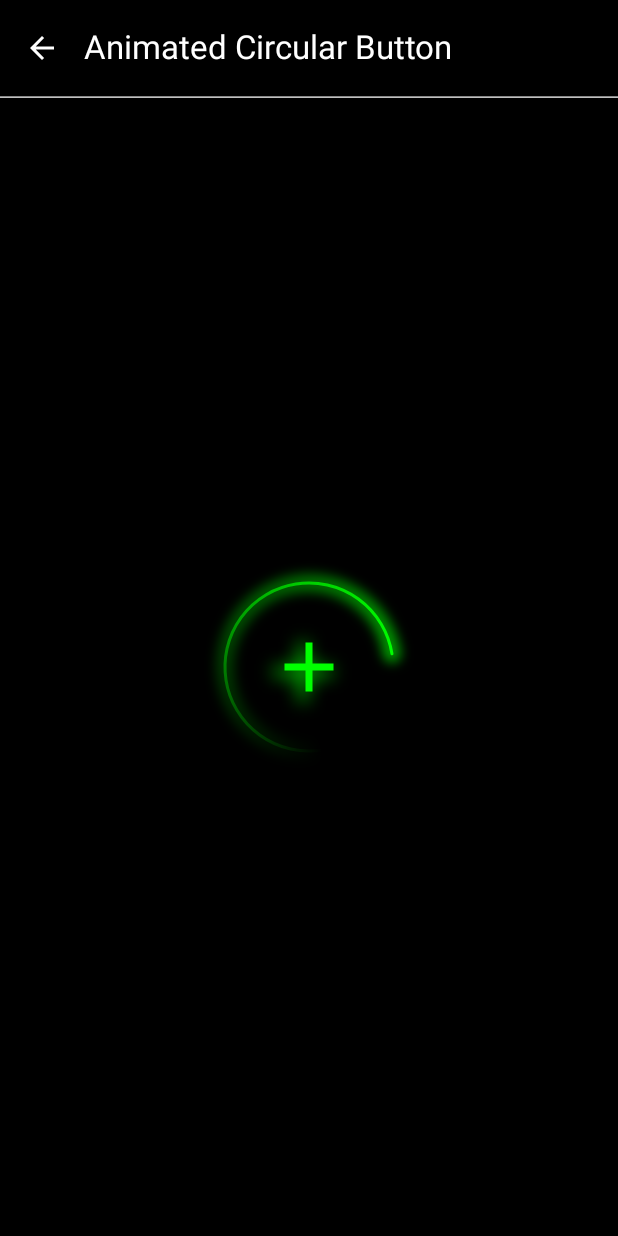
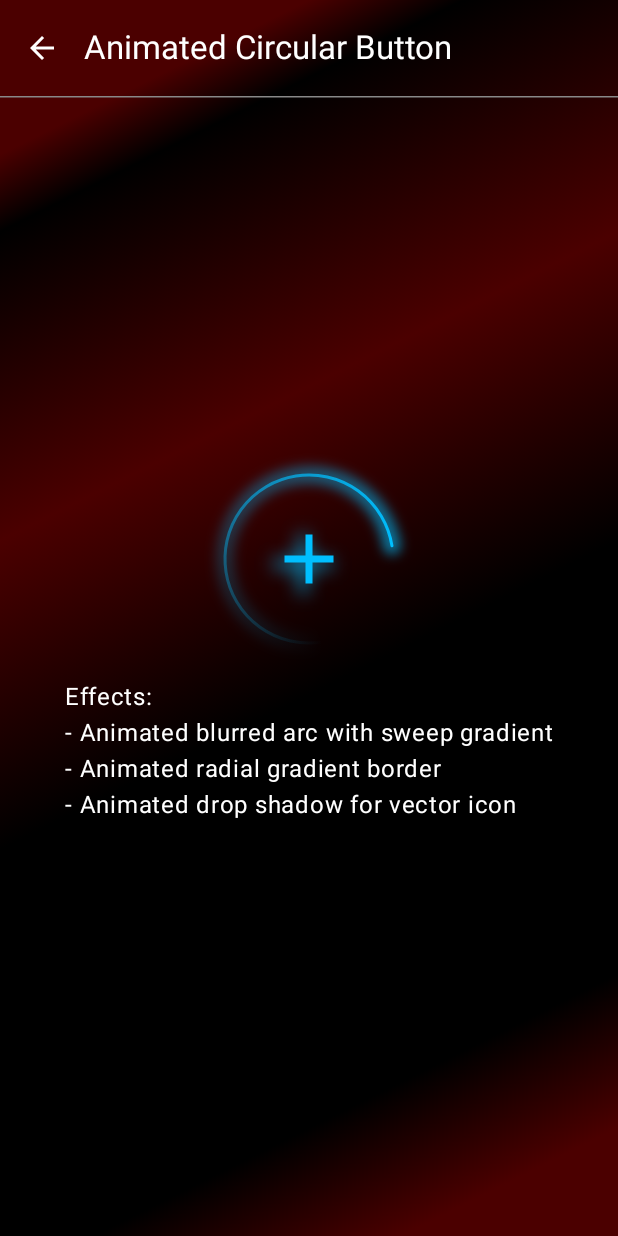
Before and after one commit to yuriyskulskiy/android-compose-playground, an Android app built with Jetpack Compose: the AnimatedCircularBtnScreen screen opened through its navigation route, after a tap on "Add", on a phone screen of 412 x 824 dp. Run offline under Robolectric (Android 15) with nearby library versions, the phone set to English and light mode, and no system bars; our stand-ins replace Dagger/Hilt's generated code.

Commit message:
Move up image vector to the box argument.

```diff
--- a/app/src/main/java/com/skul/yuriy/composeplayground/feature/animatedCircularButton/AnimatedCircularBtnScreen.kt
+++ b/app/src/main/java/com/skul/yuriy/composeplayground/feature/animatedCircularButton/AnimatedCircularBtnScreen.kt
@@ -4,6 +4,7 @@ import androidx.compose.foundation.background
 import androidx.compose.foundation.layout.Column
 import androidx.compose.foundation.layout.fillMaxSize
 import androidx.compose.foundation.layout.fillMaxWidth
+import androidx.compose.foundation.layout.navigationBarsPadding
 import androidx.compose.runtime.Composable
 import androidx.compose.ui.Modifier
 import androidx.compose.ui.graphics.Color
@@ -11,23 +12,29 @@ import androidx.compose.ui.res.stringResource
 import androidx.navigation.NavController
 import com.skul.yuriy.composeplayground.LocalNavController
 import com.skul.yuriy.composeplayground.R
+import com.skul.yuriy.composeplayground.util.cornerRedLinearGradient2
 import com.skul.yuriy.composeplayground.util.regularComponents.CustomTopAppBar
 
 @Composable
 fun AnimatedCircularBtnScreen() {
     val navController: NavController = LocalNavController.current
-    Column(modifier = Modifier.fillMaxSize()) {
+    Column(
+        modifier = Modifier
+            .fillMaxSize()
+            .background(brush = cornerRedLinearGradient2())
+            .navigationBarsPadding()
+    ) {
 
         CustomTopAppBar(
             modifier = Modifier.fillMaxWidth(),
             onNavUp = { navController.navigateUp() },
+            containerColor = Color.Transparent,
             title = stringResource(R.string.animated_circular_button)
         )
 
         AnimatedCircleButtonScreenContent(
             modifier = Modifier
                 .fillMaxSize()
-                .background(Color.Black)
         )
     }
 }
--- a/app/src/main/java/com/skul/yuriy/composeplayground/feature/animatedCircularButton/ScreenContent.kt
+++ b/app/src/main/java/com/skul/yuriy/composeplayground/feature/animatedCircularButton/ScreenContent.kt
@@ -11,13 +11,17 @@ import androidx.compose.foundation.background
 import androidx.compose.foundation.clickable
 import androidx.compose.foundation.interaction.MutableInteractionSource
 import androidx.compose.foundation.interaction.collectIsPressedAsState
+import androidx.compose.foundation.layout.Arrangement
 import androidx.compose.foundation.layout.Box
+import androidx.compose.foundation.layout.Column
 import androidx.compose.foundation.layout.offset
+import androidx.compose.foundation.layout.padding
 import androidx.compose.foundation.layout.size
 import androidx.compose.foundation.shape.CircleShape
 import androidx.compose.material.icons.Icons
 import androidx.compose.material.icons.filled.Add
 import androidx.compose.material3.Icon
+import androidx.compose.material3.Text
 import androidx.compose.runtime.Composable
 import androidx.compose.runtime.DisposableEffect
 import androidx.compose.runtime.LaunchedEffect
@@ -31,46 +35,64 @@ import androidx.compose.ui.draw.blur
 import androidx.compose.ui.draw.clip
 import androidx.compose.ui.draw.scale
 import androidx.compose.ui.graphics.Color
+import androidx.compose.ui.graphics.vector.ImageVector
 import androidx.compose.ui.unit.Dp
 import androidx.compose.ui.unit.dp
 import androidx.lifecycle.Lifecycle
 import androidx.lifecycle.LifecycleEventObserver
 import androidx.lifecycle.compose.LocalLifecycleOwner
+import com.skul.yuriy.composeplayground.ui.theme.BrightNeonBlue
 import com.skul.yuriy.composeplayground.util.math.computeShadowOffset
-import com.skul.yuriy.composeplayground.util.shadowborder.developSnake
+import com.skul.yuriy.composeplayground.util.shadowborder.snakeBorder
 import com.skul.yuriy.composeplayground.util.shadowborder.drawOutlineCircularShadowGradient
 
 @Composable
 fun AnimatedCircleButtonScreenContent(
     modifier: Modifier = Modifier
 ) {
-    Box(
-        contentAlignment = Alignment.Center,
+    Column(
+        horizontalAlignment = Alignment.CenterHorizontally,
+        verticalArrangement = Arrangement.Center,
         modifier = modifier
     ) {
         AnimatedCircularBtnBox(
             modifier = Modifier
                 .size(112.dp),
-            onClick = {}
+            onClick = {},
+            mainColor = BrightNeonBlue,
+            imageVector = Icons.Default.Add
+        )
+
+        Text(
+            modifier = Modifier.padding(24.dp),
+            color = Color.White,
+            text = "Effects:\n" +
+                    "- Animated blurred arc with sweep gradient\n" +
+                    "- Animated radial gradient border\n" +
+                    "- Animated drop shadow for vector icon"
+
         )
     }
 }
 
 @Composable
 fun AnimatedCircularBtnBox(
+    imageVector: ImageVector,
     modifier: Modifier = Modifier,
     onClick: () -> Unit,
     iconSize: Dp = 56.dp,
     shadowOffsetSize: Dp = 4.dp,
     blurRadius: Dp = 8.dp,
+    mainColor: Color,
+    iconPressedColor: Color = Color.Black,
+    correctionOffsetForVectorIconAngel: Int = 120,
 ) {
 
-    val mainColor = Color.Green
 
     val interactionSource = remember { MutableInteractionSource() }
     val isPressed by interactionSource.collectIsPressedAsState()
 
-    val iconTintColor = if (isPressed) (Color.Black) else (mainColor)
+    val iconTintColor = if (isPressed) (iconPressedColor) else (mainColor)
     val backgroundColor = if (isPressed) mainColor else Color.Transparent
 
     // glowing shadow
@@ -127,7 +149,8 @@ fun AnimatedCircularBtnBox(
 
     //icon animated offset based on rotation angle
     val shadowOffset = remember(animatedAngle, shadowOffsetSize) {
-        computeShadowOffset(angleDegrees = 120 - animatedAngle, radius = shadowOffsetSize)
+        val correctedAngle = correctionOffsetForVectorIconAngel - animatedAngle
+        computeShadowOffset(angleDegrees = correctedAngle, radius = shadowOffsetSize)
     }
 
 
@@ -148,7 +171,7 @@ fun AnimatedCircularBtnBox(
                 if (isPressed) {
                     //add optionally small lighting ring
                     Modifier.drawOutlineCircularShadowGradient(
-                        color = Color.Green,
+                        color = mainColor,
                         haloBorderWidth = 4.dp,
                     )
                 } else {
@@ -157,13 +180,12 @@ fun AnimatedCircularBtnBox(
             )
             .then(
                 if (!isPressed && isRunning) {
-                    Modifier.developSnake(
+                    Modifier.snakeBorder(
                         rotationDegrees = animatedAngle,
                         bodyColor = mainColor,
                         glowShadowColor = mainColor.copy(alpha = 0.6f),
                         bodyStrokeWidth = 2.dp,
                         glowingShadowWidth = 12.dp,
-//                        glowingBlurRadius = blurRadius
                     )
                 } else Modifier
             )
@@ -183,7 +205,7 @@ fun AnimatedCircularBtnBox(
     ) {
 
         Icon(
-            imageVector = Icons.Default.Add,
+            imageVector = imageVector,
             contentDescription = null,
             modifier = Modifier
                 .size(iconSize)
@@ -198,7 +220,7 @@ fun AnimatedCircularBtnBox(
 
         Icon(
             modifier = Modifier.size(iconSize),
-            imageVector = Icons.Default.Add,
+            imageVector = imageVector,
             contentDescription = "Add",
             tint = iconTintColor
         )
--- a/app/src/main/java/com/skul/yuriy/composeplayground/feature/rotationArk/RotationBox.kt
+++ b/app/src/main/java/com/skul/yuriy/composeplayground/feature/rotationArk/RotationBox.kt
@@ -26,7 +26,7 @@ import androidx.lifecycle.Lifecycle
 import androidx.lifecycle.LifecycleEventObserver
 import androidx.lifecycle.compose.LocalLifecycleOwner
 import com.skul.yuriy.composeplayground.util.shadowborder.ArcPaddingType
-import com.skul.yuriy.composeplayground.util.shadowborder.developSnake
+import com.skul.yuriy.composeplayground.util.shadowborder.snakeBorder
 
 
 @Composable
@@ -102,7 +102,7 @@ fun RotationBox(
             )
             .then(
                 if (!isPressed && isRunning) {
-                    Modifier.developSnake(
+                    Modifier.snakeBorder(
                         rotationDegrees = animatedAngle,
                         bodyColor = bodyColor,
                         glowShadowColor = glowShadowColor,
--- a/app/src/main/java/com/skul/yuriy/composeplayground/ui/theme/Color.kt
+++ b/app/src/main/java/com/skul/yuriy/composeplayground/ui/theme/Color.kt
@@ -13,3 +13,6 @@ val Pink40 = Color(0xFF7D5260)
 val LightWhite = Color(0xFFD3CEDD)
 
 val PinkVeryLight = Color(0xFFF1E7F8)
+
+
+val BrightNeonBlue =Color(0xFF00BFFF)
--- a/app/src/main/java/com/skul/yuriy/composeplayground/util/GradientBrush.kt
+++ b/app/src/main/java/com/skul/yuriy/composeplayground/util/GradientBrush.kt
@@ -36,7 +36,7 @@ private val gradientColorStops2 = listOf(
     0.0f to Color(0xFF4B0000),
     0.10f to Color(0xFF4B0000),
     0.15f to Color(0xFF000000),
-    0.25f to Color(0xFF4B0000),  // Darker red for better contrast with white text
+    0.35f to Color(0xFF4B0000),  // Darker red for better contrast with white text
     0.55f to Color(0xFF000000), // Black section to provide contrast
     0.83f to Color(0xFF000000), // Larger black section to frame the red
     0.93f to Color(0xFF4B0000), // Larger black section to frame the red
--- a/app/src/main/java/com/skul/yuriy/composeplayground/util/shadowborder/CircularRotationArc.kt
+++ b/app/src/main/java/com/skul/yuriy/composeplayground/util/shadowborder/CircularRotationArc.kt
@@ -29,7 +29,7 @@ enum class ArcPaddingType {
 }
 
 
-fun Modifier.developSnake(
+fun Modifier.snakeBorder(
     bodyColor: Color = Color.Green,
     glowShadowColor: Color = Color.Green.copy(alpha = 0.8f),
     rotationDegrees: Float = 0f,
```
